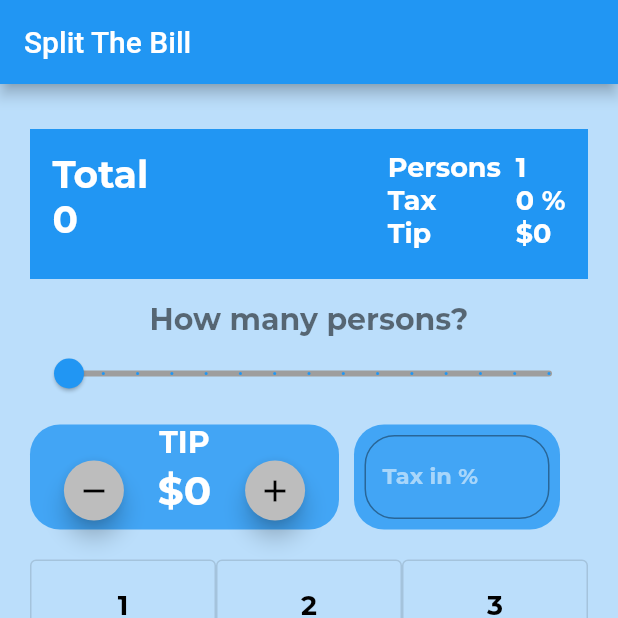
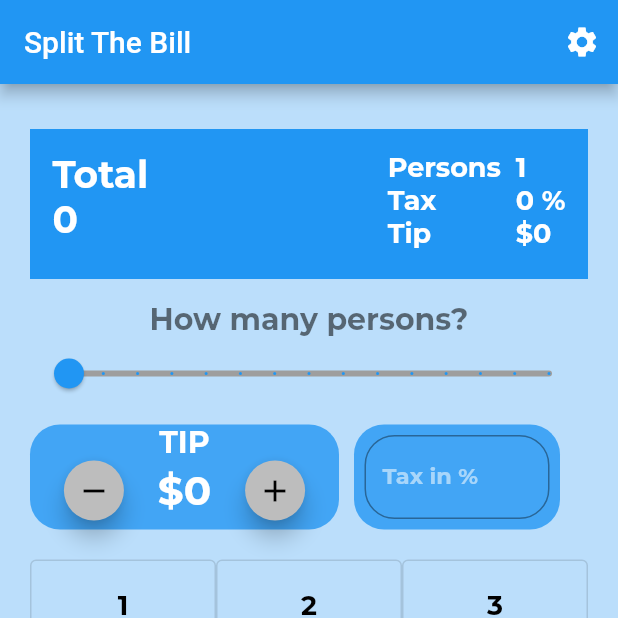
Before and after one commit to ahlgren1234/split_the_bill, a Flutter app: the screen it shows after launch, on a phone screen of 412 x 824 dp, the top half of it. Run offline on Flutter 3.47's test engine with Material 2 defaults, Android fonts, the phone set to English and light mode, and no system bars; our stand-ins replace google_fonts.

Commit message:
add settings screen.

```diff
--- a/lib/home.dart
+++ b/lib/home.dart
@@ -1,6 +1,7 @@
 import 'package:flutter/material.dart';
 import 'package:google_fonts/google_fonts.dart';
 import 'package:split_the_bill/results.dart';
+import 'package:split_the_bill/settings.dart';
 
 class BillSplit extends StatefulWidget {
   const BillSplit({super.key});
@@ -82,6 +83,16 @@ class _BillSplitState extends State<BillSplit> {
     return Scaffold(
       appBar: AppBar(
         title: const Text("Split The Bill"),
+        actions: [
+          IconButton(
+            icon: const Icon(Icons.settings),
+            tooltip: 'Open Settings',
+            onPressed: () {
+              Navigator.push(context,
+                  MaterialPageRoute(builder: (context) => SettingsPage()));
+            },
+          ),
+        ],
       ),
       backgroundColor: Colors.blue[100],
       body: SingleChildScrollView(
```
Also changed, not shown: lib/settings.dart (added, +22 -0 lines).
